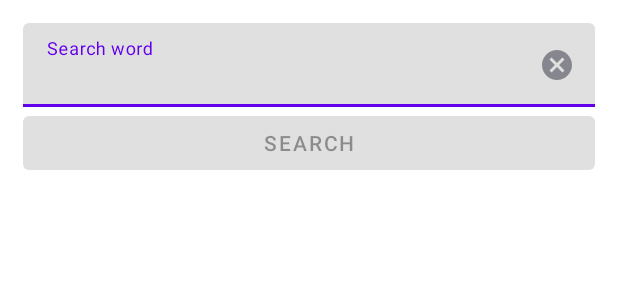
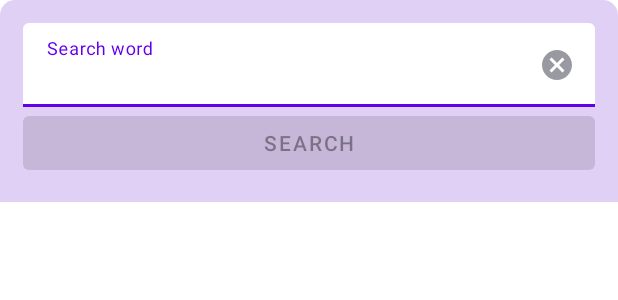
Before and after one commit to KatherineZharkova/Prof_Android_Dev, an Android app: the layout search_dialog_fragment.xml on its own in the app's theme, with its tools: preview values and no code run, on a phone screen of 412 x 824 dp. Shown: the top 300 px of the screen. Run offline under Robolectric (Android 15) with nearby library versions, the phone set to English and light mode, and no system bars.

Commit message:
Updated BottomSheet

```diff
--- a/app/src/main/java/ru/cocovella/prof_android_dev/view/main/adapter/MainAdapter.kt
+++ b/app/src/main/java/ru/cocovella/prof_android_dev/view/main/adapter/MainAdapter.kt
@@ -1,7 +1,6 @@
 package ru.cocovella.prof_android_dev.view.main.adapter
 
 
-import android.util.Log
 import android.view.LayoutInflater
 import android.view.View
 import android.view.View.VISIBLE
@@ -45,7 +44,7 @@ class MainAdapter(
                 val text = data.text
                 val imageUrl = data.meanings?.get(0)?.imageUrl
                 val translation = data.meanings?.get(0)?.translation?.text
-                Log.e("ImageURL", "$text ~ $translation ~ $imageUrl")
+//                Log.e("ImageURL", "$text ~ $translation ~ $imageUrl")
 
                 itemView.word_recycler_item.text = text
                 itemView.translation_recycler_item.text = translation
--- a/app/src/main/res/drawable/bottom_sheet_dialog_background.xml
+++ b/app/src/main/res/drawable/bottom_sheet_dialog_background.xml
@@ -1,6 +1,6 @@
 <shape xmlns:android="http://schemas.android.com/apk/res/android"
     android:shape="rectangle">
-    <solid android:color="@color/color_white" />
+    <solid android:color="@color/card_background" />
     <corners
         android:topLeftRadius="@dimen/bottom_sheet_dialog_corner_radius"
         android:topRightRadius="@dimen/bottom_sheet_dialog_corner_radius" />
--- a/app/src/main/res/layout/search_dialog_fragment.xml
+++ b/app/src/main/res/layout/search_dialog_fragment.xml
@@ -1,17 +1,17 @@
 <LinearLayout xmlns:android="http://schemas.android.com/apk/res/android"
     xmlns:tools="http://schemas.android.com/tools"
     android:id="@+id/bottom_sheet_dialog_layout"
+    style="@style/AppBottomSheetDialogTheme"
     android:layout_width="match_parent"
     android:layout_height="wrap_content"
-    android:background="@android:color/transparent"
-    android:fitsSystemWindows="true"
+    android:background="@drawable/bottom_sheet_dialog_background"
+    android:orientation="vertical"
     android:padding="@dimen/margin_medium"
-    android:orientation="vertical">
+    android:paddingHorizontal="@dimen/margin_medium">
 
         <FrameLayout
             android:layout_width="match_parent"
-        android:layout_height="wrap_content"
-        >
+            android:layout_height="match_parent">
 
             <com.google.android.material.textfield.TextInputLayout
                 android:id="@+id/search_input_layout"
@@ -22,7 +22,8 @@
                 <com.google.android.material.textfield.TextInputEditText
                     android:id="@+id/search_edit_text"
                     android:layout_width="match_parent"
-                android:layout_height="wrap_content" />
+                    android:layout_height="wrap_content"
+                    android:backgroundTint="@color/color_white" />
             </com.google.android.material.textfield.TextInputLayout>
 
             <ImageView
--- a/app/src/main/res/values/styles.xml
+++ b/app/src/main/res/values/styles.xml
@@ -28,7 +28,6 @@
         <item name="android:background">@null</item>
         <item name="android:imeOptions">actionNext</item>
         <item name="android:textSize">@dimen/text_size_standard_header</item>
-
         <item name="android:inputType">text</item>
     </style>
 
```
Also changed, not shown: app/src/main/java/ru/cocovella/prof_android_dev/view/main/MainInteractor.kt (+12 -2 lines), app/src/main/res/layout/recycler_item.xml (+1 -8 lines). Lines whose indentation alone changed are shown as unchanged.
